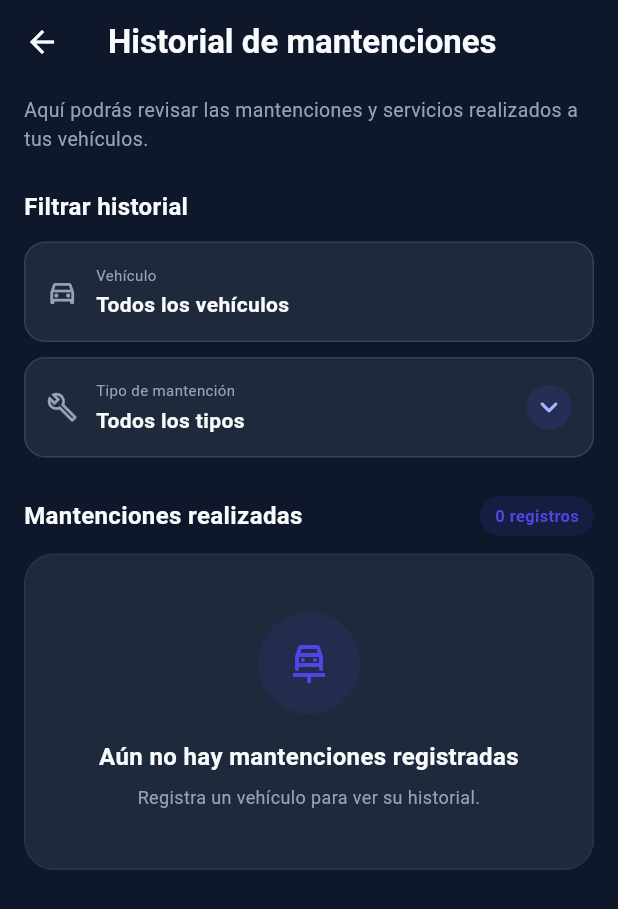
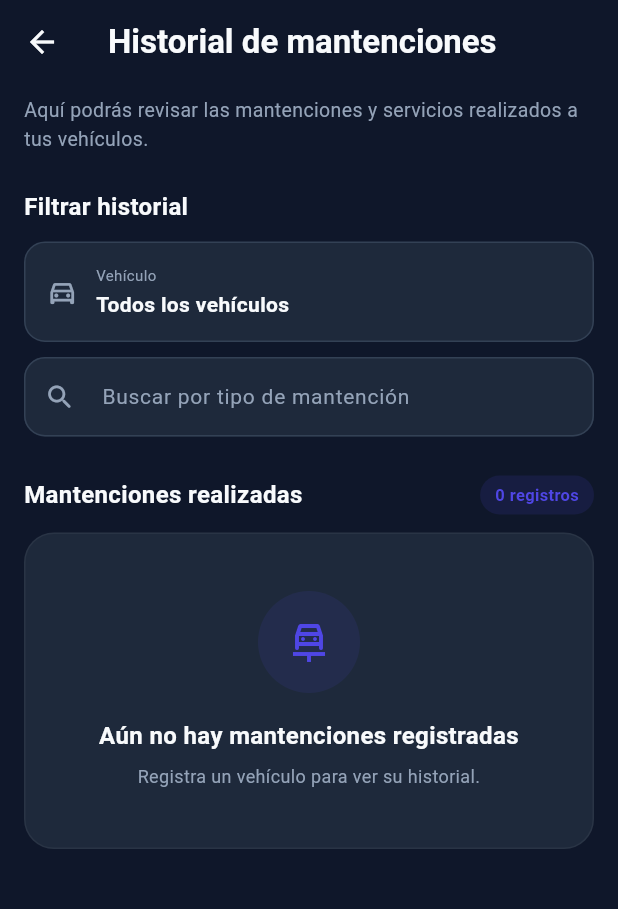
Before and after one commit to JazminHerrera2/CAPSTOM_EC_DM_AC, a Flutter app: the HistorialMantenimientosScreen screen opened directly, on a phone screen of 412 x 824 dp. Shown: the top 909 px of the screen. Run offline on Flutter 3.47's test engine with Material 3 defaults, Android fonts, the phone set to English and light mode, and no system bars; our stand-ins replace cached_network_image, cloud_firestore, file_picker, firebase_auth, firebase_core, flutter_dotenv and 11 more; missing offline and left inert: dart:html, excel, google_mlkit_text_recognition, syncfusion_flutter_pdf; accounts and stored records are empty.

Commit message:
Arreglos en modulo de mantención

```diff
--- a/Producto/tag_ok/lib/data/models/mantencion_model.dart
+++ b/Producto/tag_ok/lib/data/models/mantencion_model.dart
@@ -1,6 +1,6 @@
 import 'package:cloud_firestore/cloud_firestore.dart';
 
-import 'tipo_mantencion.dart';
+import '../../utils/titulo_mantencion.dart';
 
 /// Una mantención puede estar programada (aún por hacer) o realizada.
 enum EstadoMantencion { programada, realizada }
@@ -74,9 +74,13 @@ class MantencionModel {
 
   final DateTime? fecha;
   final int? kilometraje;
-  final TipoMantencion tipo;
 
-  /// Texto libre cuando [tipo] es [TipoMantencion.otra].
+  /// Título de la mantención, en texto libre ("Cambio de aceite"). Las
+  /// anteriores guardan un valor de la lista antigua (`cambio_aceite`...):
+  /// [nombreTipo] lo traduce al leerlo.
+  final String tipo;
+
+  /// Solo en mantenciones antiguas con tipo `otra`; las nuevas no lo usan.
   final String? tipoOtro;
   final String? taller;
 
@@ -123,13 +127,8 @@ class MantencionModel {
     this.confianzaIa,
   });
 
-  /// Nombre a mostrar: el texto libre cuando el tipo es "Otra".
-  String get nombreTipo {
-    final otro = tipoOtro?.trim() ?? '';
-    return tipo == TipoMantencion.otra && otro.isNotEmpty
-        ? otro
-        : tipo.etiqueta;
-  }
+  /// Título a mostrar. Nunca queda vacío.
+  String get nombreTipo => tituloMantencion(tipo, tipoOtro: tipoOtro);
 
   /// Texto del comprobante para el historial ("Boleta N° 458123"), o null si
   /// no se registró ninguno.
@@ -151,7 +150,7 @@ class MantencionModel {
       estado: EstadoMantencionJson.fromFirestore(json['estado']),
       fecha: (json['fecha'] as Timestamp?)?.toDate(),
       kilometraje: (json['kilometraje'] as num?)?.toInt(),
-      tipo: TipoMantencion.fromFirestore(json['tipo'] ?? ''),
+      tipo: json['tipo']?.toString() ?? '',
       tipoOtro: json['tipo_otro'],
       taller: json['taller'],
       costo: (json['costo'] as num?)?.toInt(),
@@ -178,7 +177,7 @@ class MantencionModel {
       'estado': estado.valorFirestore,
       'fecha': fecha != null ? Timestamp.fromDate(fecha!) : null,
       'kilometraje': kilometraje,
-      'tipo': tipo.valorFirestore,
+      'tipo': tipo,
       'tipo_otro': tipoOtro,
       'taller': taller,
       'costo': costo,
--- a/Producto/tag_ok/lib/screens/mantenimiento/historial_mantenimientos_screen.dart
+++ b/Producto/tag_ok/lib/screens/mantenimiento/historial_mantenimientos_screen.dart
@@ -1,10 +1,8 @@
 import 'package:flutter/material.dart';
 
 import '../../data/models/mantencion_model.dart';
-import '../../data/models/tipo_mantencion.dart';
 import '../../data/services/mantencion_service.dart';
 import 'gasto_periodo.dart';
-import 'selector_tipo_mantencion.dart';
 import 'tarjeta_mantencion.dart';
 
 class HistorialMantenimientosScreen extends StatefulWidget {
@@ -41,9 +39,7 @@ class _HistorialMantenimientosScreenState
 
   late final String _vehiculoSeleccionado =
       widget.patente ?? 'Todos los vehículos';
-  static const String _todosLosTipos = 'Todos los tipos';
-  String _tipoSeleccionado = _todosLosTipos;
-  final TextEditingController _otroTipoController = TextEditingController();
+  final TextEditingController _busquedaController = TextEditingController();
 
   Stream<List<MantencionModel>>? _stream;
 
@@ -59,11 +55,11 @@ class _HistorialMantenimientosScreenState
       _stream = MantencionService()
           .streamPorVehiculo(id, estado: EstadoMantencion.realizada);
     }
-    // El texto de "Otra" filtra la lista mientras se escribe.
-    _otroTipoController.addListener(() => setState(() {}));
+    // La búsqueda filtra la lista mientras se escribe.
+    _busquedaController.addListener(() => setState(() {}));
   }
 
-  /// Aplica el filtro de tipo (el de vehículo ya viene en la consulta).
+  /// Aplica la búsqueda por título (el de vehículo ya viene en la consulta).
   List<MantencionModel> _filtrar(List<MantencionModel> registradas) {
     final periodo = _periodo;
     final todas = periodo == null
@@ -71,26 +67,19 @@ class _HistorialMantenimientosScreenState
         : registradas
             .where((m) => m.fecha != null && periodo.contiene(m.fecha!))
             .toList();
-    if (_tipoSeleccionado == _todosLosTipos) return todas;
-    final tipo = TipoMantencion.fromEtiqueta(_tipoSeleccionado);
-    final texto = _otroTipoController.text.trim().toLowerCase();
-    return todas.where((m) {
-      if (m.tipo != tipo) return false;
-      if (tipo == TipoMantencion.otra && texto.isNotEmpty) {
-        return (m.tipoOtro ?? '').toLowerCase().contains(texto);
-      }
-      return true;
-    }).toList();
+    final texto = _busquedaController.text.trim().toLowerCase();
+    if (texto.isEmpty) return todas;
+    return todas
+        .where((m) => m.nombreTipo.toLowerCase().contains(texto))
+        .toList();
   }
 
   @override
   void dispose() {
-    _otroTipoController.dispose();
+    _busquedaController.dispose();
     super.dispose();
   }
 
-
-  final List<String> _tipos = TipoMantencion.etiquetas;
 
   @override
   Widget build(BuildContext context) {
@@ -133,7 +122,7 @@ class _HistorialMantenimientosScreenState
 
             const SizedBox(height: 10),
 
-            _selectorTipo(),
+            _campoBusqueda(),
 
             if (_periodo != null) ...[
               const SizedBox(height: 10),
@@ -354,16 +343,37 @@ class _HistorialMantenimientosScreenState
   }
 
   // ================================================================
-  // FILTRO TIPO
+  // BÚSQUEDA POR TÍTULO
   // ================================================================
 
-  Widget _selectorTipo() {
-    return SelectorTipoMantencion(
-      opciones: [_todosLosTipos, ..._tipos],
-      valor: _tipoSeleccionado,
-      flotante: true,
-      onChanged: (v) => setState(() => _tipoSeleccionado = v),
-      otroController: _otroTipoController,
+  Widget _campoBusqueda() {
+    return TextField(
+      controller: _busquedaController,
+      textInputAction: TextInputAction.search,
+      style: const TextStyle(color: textMain, fontSize: 14),
+      decoration: InputDecoration(
+        hintText: 'Buscar por tipo de mantención',
+        hintStyle: const TextStyle(color: textMuted),
+        prefixIcon: const Icon(Icons.search_rounded, color: textMuted, size: 21),
+        suffixIcon: _busquedaController.text.isEmpty
+            ? null
+            : IconButton(
+                tooltip: 'Borrar búsqueda',
+                icon: const Icon(Icons.close_rounded, size: 18),
+                color: textMuted,
+                onPressed: _busquedaController.clear,
+              ),
+        filled: true,
+        fillColor: surfaceColor,
+        enabledBorder: OutlineInputBorder(
+          borderRadius: BorderRadius.circular(14),
+          borderSide: const BorderSide(color: borderColor),
+        ),
+        focusedBorder: OutlineInputBorder(
+          borderRadius: BorderRadius.circular(14),
+          borderSide: const BorderSide(color: primaryColor, width: 1.5),
+        ),
+      ),
     );
   }
 
--- a/Producto/tag_ok/lib/screens/mantenimiento/mantenimiento_screen.dart
+++ b/Producto/tag_ok/lib/screens/mantenimiento/mantenimiento_screen.dart
@@ -484,6 +484,8 @@ class _ResumenProximaState extends State<_ResumenProxima> {
             children: [
               Text(
                 m == null ? 'Sin mantenciones programadas' : m.nombreTipo,
+                maxLines: 2,
+                overflow: TextOverflow.ellipsis,
                 style: const TextStyle(
                   color: MantenimientoScreen.textMain,
                   fontSize: 16,
--- a/Producto/tag_ok/lib/screens/mantenimiento/tarjeta_mantencion.dart
+++ b/Producto/tag_ok/lib/screens/mantenimiento/tarjeta_mantencion.dart
@@ -87,6 +87,8 @@ class TarjetaMantencion extends StatelessWidget {
               children: [
                 Text(
                   m.nombreTipo,
+                  maxLines: 2,
+                  overflow: TextOverflow.ellipsis,
                   style: const TextStyle(
                     color: _textMain,
                     fontSize: 15,
```
Also changed, not shown: Producto/tag_ok/lib/data/models/tipo_mantencion.dart (+4 -5 lines), Producto/tag_ok/lib/data/services/mantencion_service.dart (+2 -5 lines), Producto/tag_ok/lib/features/registro_inteligente/mantencion_extraction.dart (+30 -35 lines), Producto/tag_ok/lib/screens/mantenimiento/proximas_mantenciones_screen.dart (+33 -23 lines), Producto/tag_ok/lib/screens/mantenimiento/registrar_mantenimiento_screen.dart (+40 -107 lines), Producto/tag_ok/lib/utils/titulo_mantencion.dart (added, +42 -0 lines), 7 other files.
